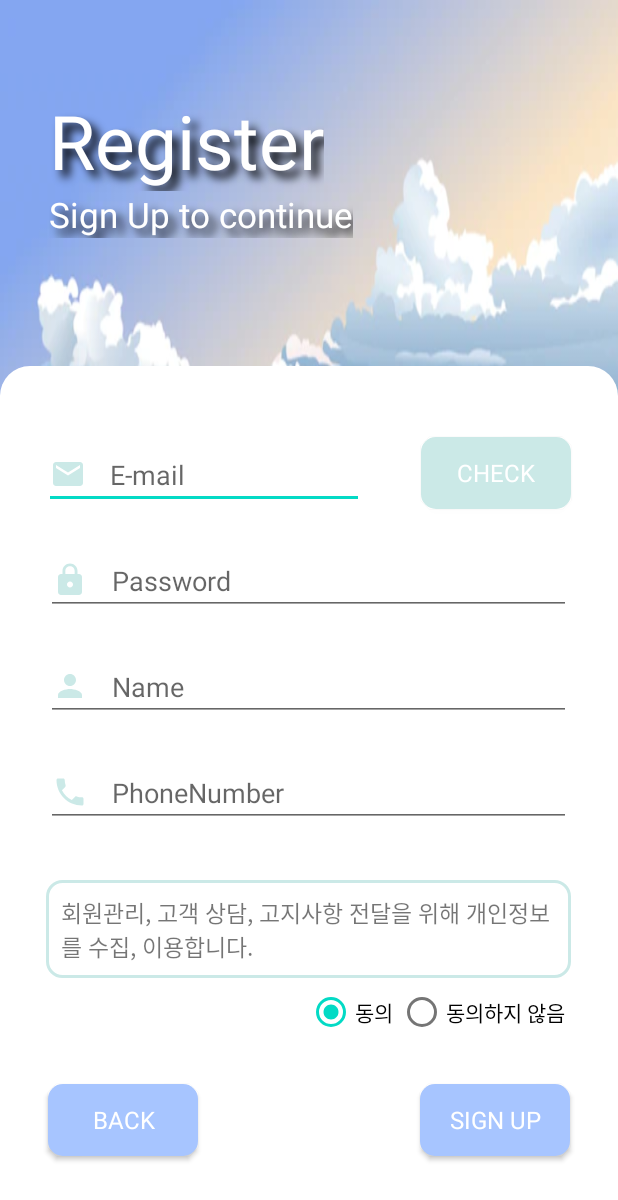
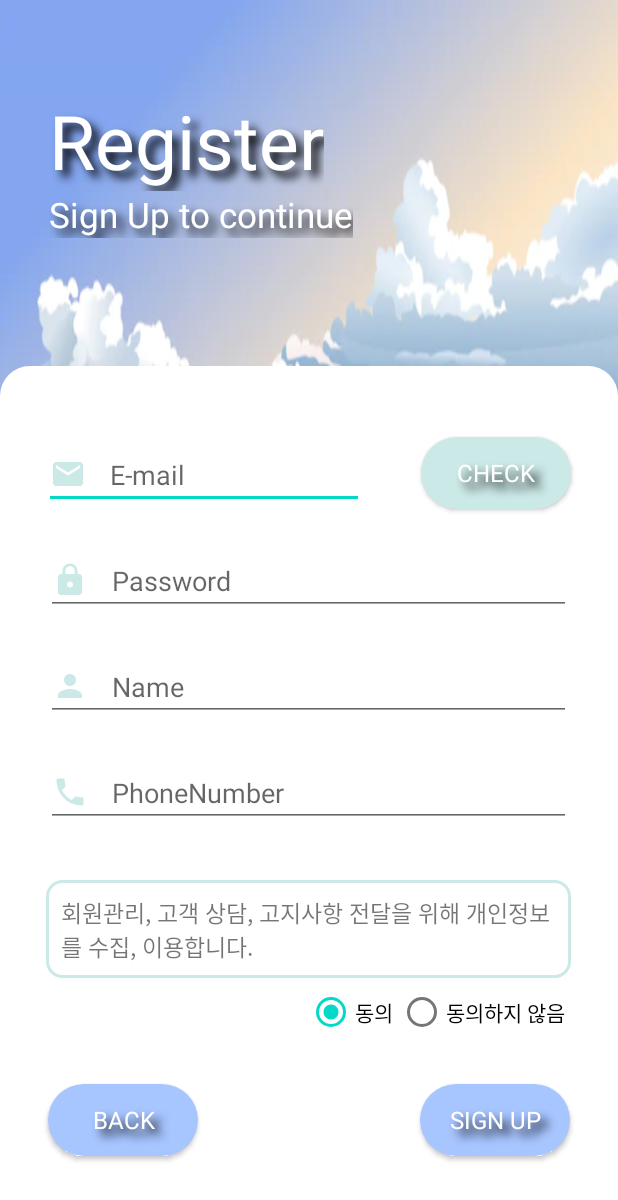
Before and after one commit to psjoo7/ClimbingAssistant, an Android app: the SignUpActivity screen opened directly, with no data from a screen before it, on a phone screen of 412 x 824 dp. Shown: the top 1200 px of the screen. Run offline under Robolectric (Android 15) with nearby library versions, the phone set to English and light mode, and no system bars; our stand-ins replace Firebase (no records; nobody signed in at launch, a user with empty details on screens opened directly), Volley; Roboto replaces fonts that are not available here.

Commit message:
xml 세부 조정

```diff
--- a/app/src/main/res/drawable/custom_line_white.xml
+++ b/app/src/main/res/drawable/custom_line_white.xml
@@ -1,7 +1,7 @@
 <?xml version="1.0" encoding="utf-8"?>
 <shape android:shape="rectangle" xmlns:android="http://schemas.android.com/apk/res/android">
     <stroke android:color="@color/white"
-        android:width="1dp"/>
+        android:width="3dp"/>
     <corners android:radius="10dp"/>
     <padding android:left="10dp"
         android:right="10dp"
--- a/app/src/main/res/drawable/custom_record_button.xml
+++ b/app/src/main/res/drawable/custom_record_button.xml
@@ -4,5 +4,5 @@
     <stroke
         android:width="5dp"
         android:color="#FFFFFF" />
-    <corners android:radius="20dp" />
+    <corners android:radius="30dp" />
 </shape>
--- a/app/src/main/res/drawable/custom_register_button.xml
+++ b/app/src/main/res/drawable/custom_register_button.xml
@@ -1,6 +1,6 @@
 <?xml version="1.0" encoding="utf-8"?>
 <shape android:shape="rectangle" xmlns:android="http://schemas.android.com/apk/res/android">
-    <corners android:radius="10dp"/>
+    <corners android:radius="30dp"/>
     <solid android:color="@color/cloud2"/>
 
 </shape>
--- a/app/src/main/res/drawable/custom_round_button.xml
+++ b/app/src/main/res/drawable/custom_round_button.xml
@@ -1,5 +1,5 @@
 <?xml version="1.0" encoding="utf-8"?>
 <shape xmlns:android="http://schemas.android.com/apk/res/android">
-    <corners android:radius="15dp"/>
-    <solid android:color="@color/gray"/>
+    <corners android:radius="30dp"/>
+    <solid android:color="@color/opaque"/>
 </shape>
--- a/app/src/main/res/drawable/round_btn1.xml
+++ b/app/src/main/res/drawable/round_btn1.xml
@@ -1,9 +1,11 @@
 <?xml version="1.0" encoding="utf-8"?>
 <shape xmlns:android="http://schemas.android.com/apk/res/android">
     <solid android:color="@color/cloud"/>
+
     <padding android:top="10dp"
         android:bottom="10dp"
         android:right="10dp"
         android:left="10dp"/>
-    <corners android:radius="10dp"/>
+
+    <corners android:radius="30dp"/>
 </shape>
--- a/app/src/main/res/layout/activity_sign_up.xml
+++ b/app/src/main/res/layout/activity_sign_up.xml
@@ -47,6 +47,10 @@
         android:background="@drawable/custom_register_button"
         android:fontFamily="@font/aclonica"
         android:text="CHECK"
+        android:shadowColor="#000000"
+        android:shadowDx="7.0"
+        android:shadowDy="7.0"
+        android:shadowRadius="7.0"
         android:textColor="@color/white"
         android:textSize="16sp"
         app:layout_constraintBottom_toBottomOf="@+id/userEmail"
@@ -157,6 +161,7 @@
           android:layout_height="wrap_content"
           android:layout_marginStart="172dp"
           android:layout_marginBottom="15dp"
+
           android:layout_weight="1"
           android:checked="true"
           android:fontFamily="@font/aclonica"
@@ -187,6 +192,10 @@
         android:background="@drawable/round_btn1"
         android:fontFamily="@font/aclonica"
         android:text="Back"
+        android:shadowColor="#000000"
+        android:shadowDx="7.0"
+        android:shadowDy="7.0"
+        android:shadowRadius="7.0"
         android:textColor="@color/white"
         android:textColorHighlight="#A7C5FF"
         android:textSize="16sp"
@@ -206,6 +215,10 @@
         android:background="@drawable/round_btn1"
         android:fontFamily="@font/aclonica"
         android:text="Sign Up"
+        android:shadowColor="#000000"
+        android:shadowDx="7.0"
+        android:shadowDy="7.0"
+        android:shadowRadius="7.0"
         android:textColor="@color/white"
         android:textSize="16sp"
         app:layout_constraintBottom_toBottomOf="@+id/BackButton"
```
Also changed, not shown: app/src/main/res/layout/activity_search_mount.xml (+10 -2 lines), app/src/main/res/layout/activity_start_mount.xml (+17 -10 lines).
